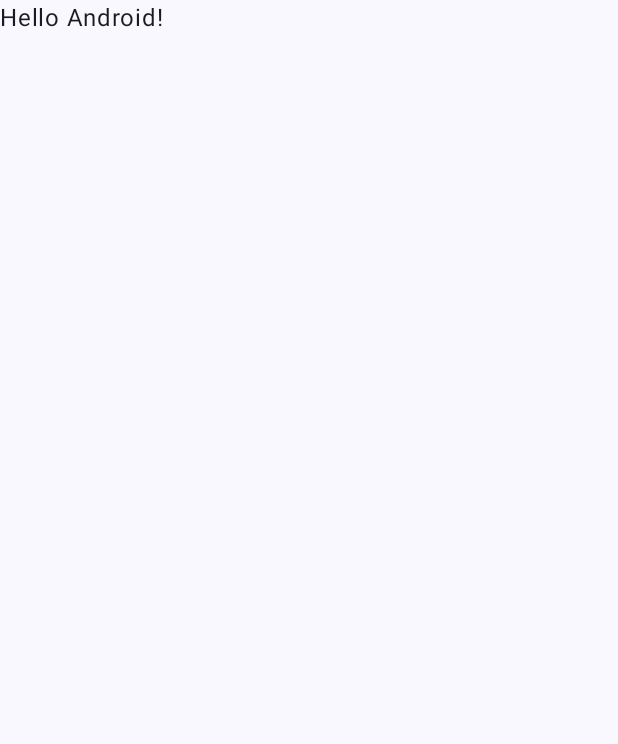
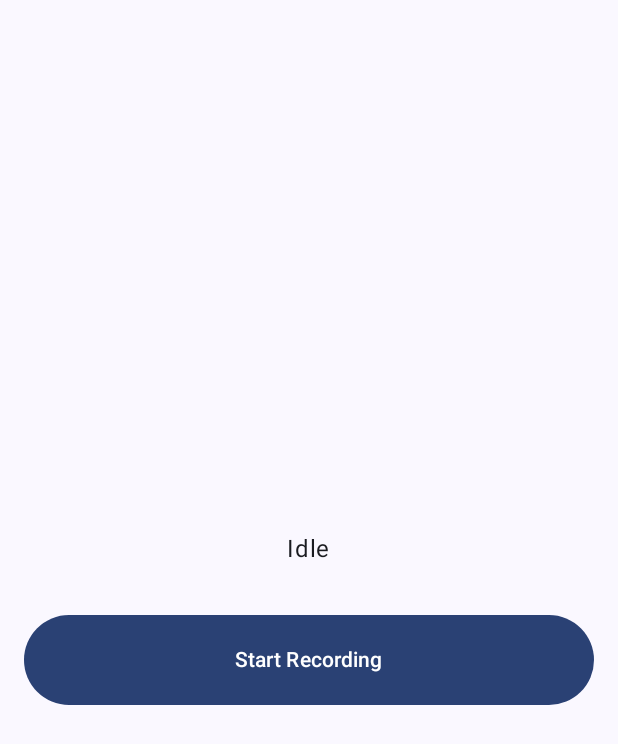
Before and after one commit to brandonDavis264/AutoTunningDrumKey, an Android app built with Jetpack Compose: the screen it shows after launch (MainActivity), on a phone screen of 412 x 824 dp. Before the commit the part shown is almost empty. Shown: the top 744 px of the screen. Run offline under Robolectric (Android 15) with nearby library versions, the phone set to English and light mode, and no system bars.

Commit message:
Buttons added

```diff
--- a/CompanionApp_src/app/src/main/java/com/example/compapp/MainActivity.kt
+++ b/CompanionApp_src/app/src/main/java/com/example/compapp/MainActivity.kt
@@ -4,13 +4,15 @@ import android.os.Bundle
 import androidx.activity.ComponentActivity
 import androidx.activity.compose.setContent
 import androidx.activity.enableEdgeToEdge
-import androidx.compose.foundation.layout.fillMaxSize
-import androidx.compose.foundation.layout.padding
+import androidx.compose.foundation.layout.*
+import androidx.compose.material3.Button
 import androidx.compose.material3.Scaffold
 import androidx.compose.material3.Text
-import androidx.compose.runtime.Composable
+import androidx.compose.runtime.*
+import androidx.compose.ui.Alignment
 import androidx.compose.ui.Modifier
 import androidx.compose.ui.tooling.preview.Preview
+import androidx.compose.ui.unit.dp
 import com.example.compapp.ui.theme.CompAppTheme
 
 class MainActivity : ComponentActivity() {
@@ -20,10 +22,7 @@ class MainActivity : ComponentActivity() {
         setContent {
             CompAppTheme {
                 Scaffold(modifier = Modifier.fillMaxSize()) { innerPadding ->
-                    Greeting(
-                        name = "Android",
-                        modifier = Modifier.padding(innerPadding)
-                    )
+                    GreetingWithButton(modifier = Modifier.padding(innerPadding))
                 }
             }
         }
@@ -31,17 +30,44 @@ class MainActivity : ComponentActivity() {
 }
 
 @Composable
-fun Greeting(name: String, modifier: Modifier = Modifier) {
-    Text(
-        text = "Hello $name!",
+fun GreetingWithButton(modifier: Modifier = Modifier) {
+    // State to track the recording status
+    var isRecording by remember { mutableStateOf(false) }
+
+    // Column layout to organize text and button
+    Column(
         modifier = modifier
-    )
+            .fillMaxSize()
+            .padding(16.dp),
+        horizontalAlignment = Alignment.CenterHorizontally,
+        verticalArrangement = Arrangement.Center
+    ) {
+        // Display recording status text
+        Text(
+            text = if (isRecording) "Listening..." else "Idle",
+            modifier = Modifier.padding(bottom = 32.dp) // Space between text and button
+        )
+
+        // Button with toggle functionality
+        Button(
+            onClick = {
+                // Toggle the recording status
+                isRecording = !isRecording
+            },
+            modifier = Modifier
+                .fillMaxWidth()
+                .height(60.dp) // Make the button taller
+        ) {
+            // Toggle button text based on recording status
+            Text(text = if (isRecording) "End Recording" else "Start Recording", modifier = Modifier.padding(8.dp))
+        }
+    }
 }
 
 @Preview(showBackground = true)
 @Composable
-fun GreetingPreview() {
+fun GreetingWithButtonPreview() {
     CompAppTheme {
-        Greeting("Android")
+        GreetingWithButton()
     }
 }
```
